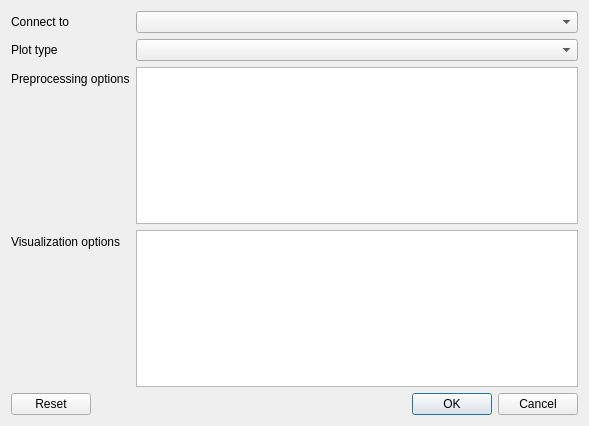
Old version of the form src/gui/ui_files/plot_config_dialog.ui in the repository medusabci/medusa-platform.
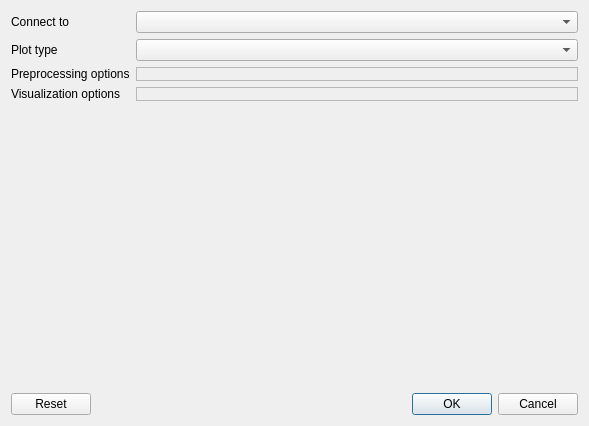
New version of the form.

Commit message: feat: hierarchical tree widget to handle plot settings

```diff
--- a/src/gui/ui_files/plot_config_dialog.ui
+++ b/src/gui/ui_files/plot_config_dialog.ui
@@ -36,25 +36,39 @@
      <item row="1" column="1">
       <widget class="QComboBox" name="comboBox_plot_type"/>
      </item>
+     <item row="3" column="0">
+      <widget class="QLabel" name="label_4">
+       <property name="text">
+        <string>Visualization options</string>
+       </property>
+      </widget>
+     </item>
      <item row="2" column="0">
-      <widget class="QLabel" name="label_7">
+      <widget class="QLabel" name="label_3">
        <property name="text">
         <string>Preprocessing options</string>
        </property>
       </widget>
      </item>
      <item row="2" column="1">
-      <widget class="QTextEdit" name="textEdit_signal_options"/>
-     </item>
-     <item row="3" column="0">
-      <widget class="QLabel" name="label_3">
-       <property name="text">
-        <string>Visualization options</string>
+      <widget class="QFrame" name="signal_options_tree">
+       <property name="frameShape">
+        <enum>QFrame::StyledPanel</enum>
+       </property>
+       <property name="frameShadow">
+        <enum>QFrame::Raised</enum>
        </property>
       </widget>
      </item>
      <item row="3" column="1">
-      <widget class="QTextEdit" name="textEdit_plot_options"/>
+      <widget class="QFrame" name="visualization_options_tree">
+       <property name="frameShape">
+        <enum>QFrame::StyledPanel</enum>
+       </property>
+       <property name="frameShadow">
+        <enum>QFrame::Raised</enum>
+       </property>
+      </widget>
      </item>
     </layout>
    </item>
```
Left out of the diff: 2 changed lines with no effect on the pictures. The commit also changes 3 other files.
